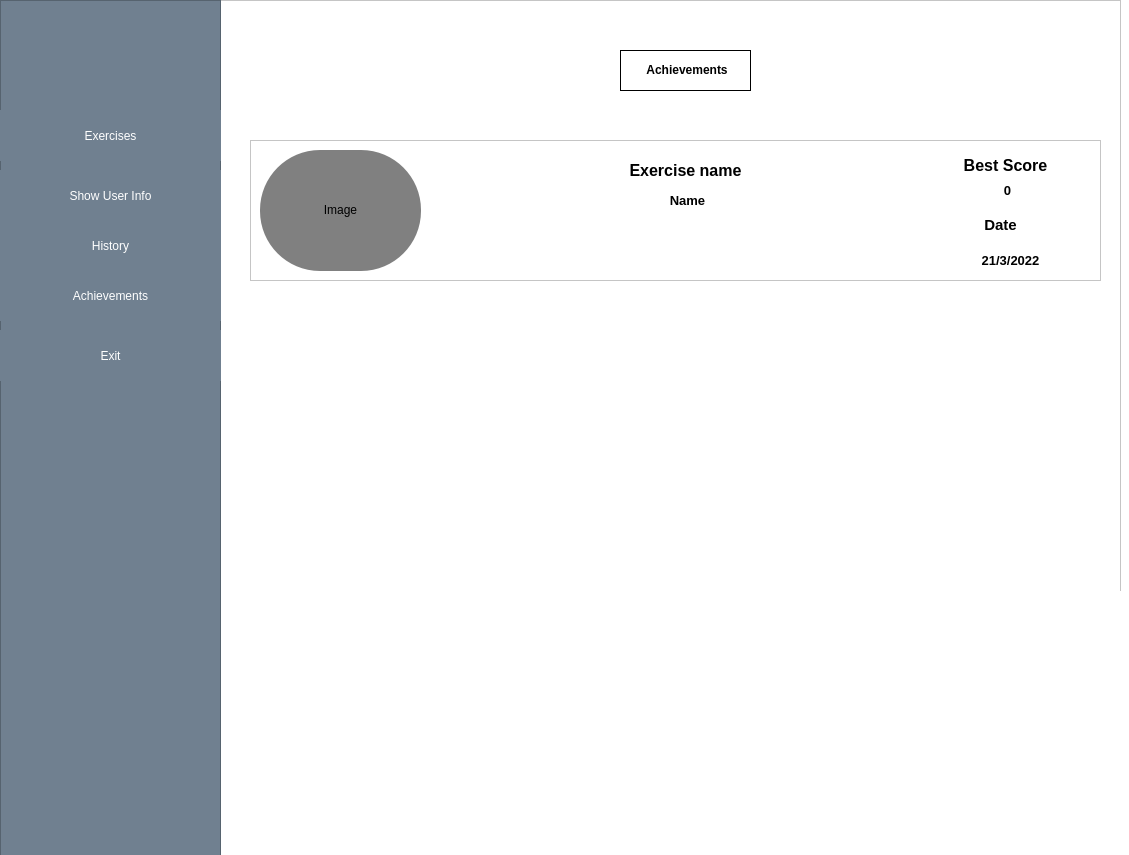
First picture: the form in GUI/mainWindow.ui, repository Esammohammed/Ai-personal-trainer, before the edit.
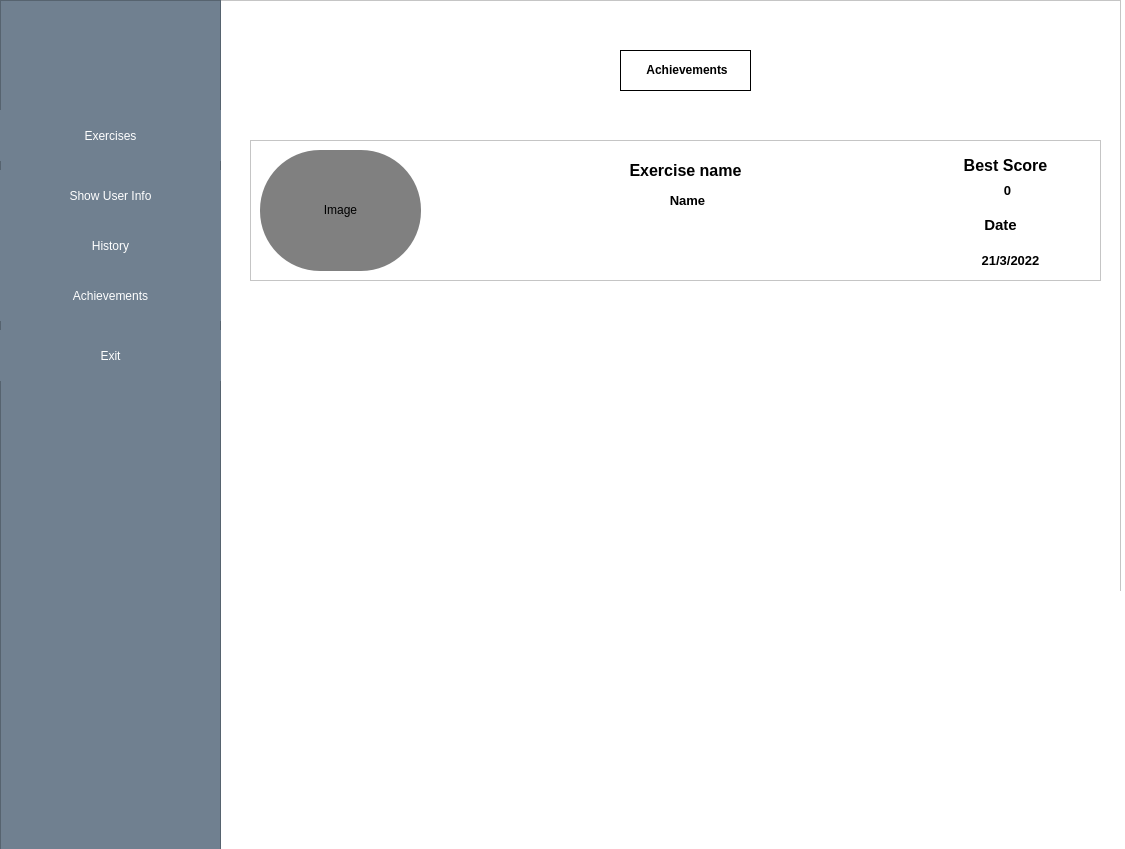
Second picture: the form after the edit.

```diff
--- a/GUI/mainWindow.ui
+++ b/GUI/mainWindow.ui
@@ -6,8 +6,8 @@
    <rect>
     <x>0</x>
     <y>0</y>
-    <width>1129</width>
-    <height>855</height>
+    <width>1125</width>
+    <height>849</height>
    </rect>
   </property>
   <property name="windowTitle">
@@ -67,15 +67,6 @@
 
 }</string>
     </property>
-    <property name="movement">
-     <enum>QListView::Free</enum>
-    </property>
-    <property name="isWrapping" stdset="0">
-     <bool>true</bool>
-    </property>
-    <property name="resizeMode">
-     <enum>QListView::Adjust</enum>
-    </property>
    </widget>
    <widget class="QPushButton" name="userInfo">
     <property name="geometry">
```
